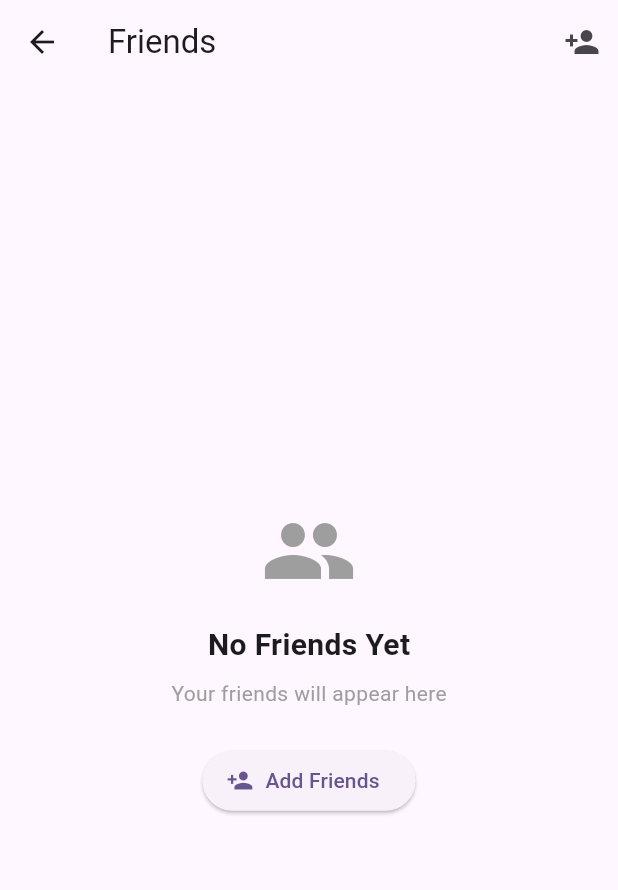
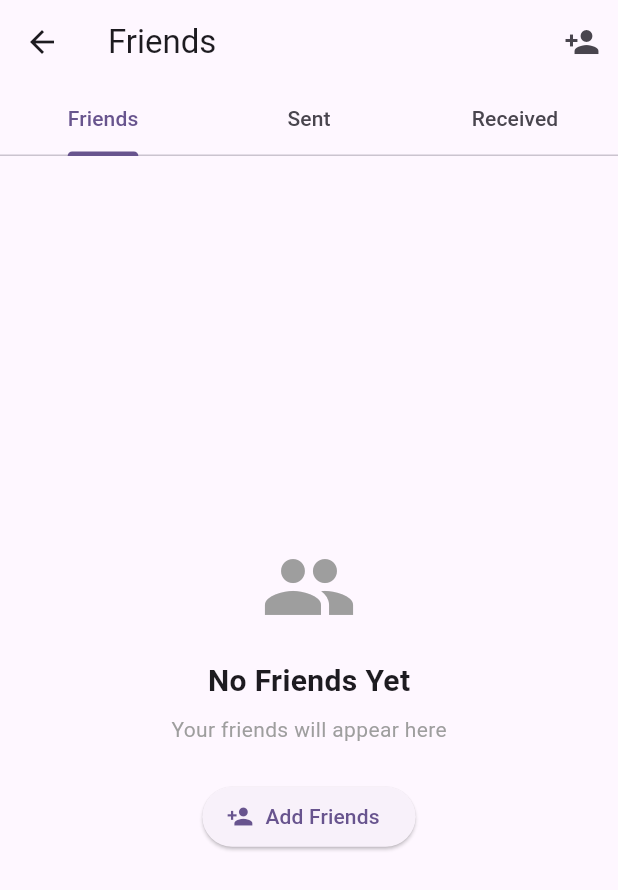
Before and after one commit to hercobezuidenhout/doinfine, a Flutter app: the FriendsScreen screen opened directly, on a phone screen of 412 x 824 dp. Shown: the top 890 px of the screen. Run offline on Flutter 3.47's test engine with Material 3 defaults, Android fonts, the phone set to English and light mode, and no system bars; our stand-ins replace cloud_firestore, firebase_auth, firebase_core, flutter_dotenv; accounts and stored records are empty.

Commit message:
feat: add tabs to friends screen for friends, sent and received requests

```diff
--- a/lib/features/friends/presentation/screens/friends_screen.dart
+++ b/lib/features/friends/presentation/screens/friends_screen.dart
@@ -6,9 +6,18 @@ class FriendsScreen extends StatelessWidget {
 
   @override
   Widget build(BuildContext context) {
-    return Scaffold(
+    return DefaultTabController(
+      length: 3,
+      child: Scaffold(
         appBar: AppBar(
           title: const Text('Friends'),
+          bottom: const TabBar(
+            tabs: [
+              Tab(text: 'Friends'),
+              Tab(text: 'Sent'),
+              Tab(text: 'Received'),
+            ],
+          ),
           actions: [
             IconButton(
               icon: const Icon(Icons.person_add),
@@ -23,33 +32,14 @@ class FriendsScreen extends StatelessWidget {
             ),
           ],
         ),
-      body: Center(
-        child: Column(
-          mainAxisAlignment: MainAxisAlignment.center,
+        body: TabBarView(
           children: [
-            const Icon(
-              Icons.people,
-              size: 64,
-              color: Colors.grey,
-            ),
-            const SizedBox(height: 16),
-            const Text(
-              'No Friends Yet',
-              style: TextStyle(
-                fontSize: 20,
-                fontWeight: FontWeight.bold,
-              ),
-            ),
-            const SizedBox(height: 8),
-            const Text(
-              'Your friends will appear here',
-              style: TextStyle(
-                color: Colors.grey,
-              ),
-            ),
-            const SizedBox(height: 24),
-            ElevatedButton.icon(
-              onPressed: () {
+            _buildEmptyState(
+              icon: Icons.people,
+              title: 'No Friends Yet',
+              subtitle: 'Your friends will appear here',
+              buttonText: 'Add Friends',
+              onButtonPressed: () {
                 Navigator.push(
                   context,
                   MaterialPageRoute(
@@ -57,12 +47,80 @@ class FriendsScreen extends StatelessWidget {
                   ),
                 );
               },
-              icon: const Icon(Icons.person_add),
-              label: const Text('Add Friends'),
+            ),
+            _buildEmptyState(
+              icon: Icons.send,
+              title: 'No Sent Requests',
+              subtitle: 'Your sent friend requests will appear here',
+              buttonText: 'Find Friends',
+              onButtonPressed: () {
+                Navigator.push(
+                  context,
+                  MaterialPageRoute(
+                    builder: (context) => const SearchUsersScreen(),
+                  ),
+                );
+              },
+            ),
+            _buildEmptyState(
+              icon: Icons.inbox,
+              title: 'No Received Requests',
+              subtitle: 'Friend requests from others will appear here',
+              buttonText: 'Find Friends',
+              onButtonPressed: () {
+                Navigator.push(
+                  context,
+                  MaterialPageRoute(
+                    builder: (context) => const SearchUsersScreen(),
+                  ),
+                );
+              },
             ),
           ],
         ),
       ),
     );
   }
+
+  Widget _buildEmptyState({
+    required IconData icon,
+    required String title,
+    required String subtitle,
+    required String buttonText,
+    required VoidCallback onButtonPressed,
+  }) {
+    return Center(
+      child: Column(
+        mainAxisAlignment: MainAxisAlignment.center,
+        children: [
+          Icon(
+            icon,
+            size: 64,
+            color: Colors.grey,
+          ),
+          const SizedBox(height: 16),
+          Text(
+            title,
+            style: const TextStyle(
+              fontSize: 20,
+              fontWeight: FontWeight.bold,
+            ),
+          ),
+          const SizedBox(height: 8),
+          Text(
+            subtitle,
+            style: const TextStyle(
+              color: Colors.grey,
+            ),
+          ),
+          const SizedBox(height: 24),
+          ElevatedButton.icon(
+            onPressed: onButtonPressed,
+            icon: const Icon(Icons.person_add),
+            label: Text(buttonText),
+          ),
+        ],
+      ),
+    );
   }
+}
```
Lines whose indentation alone changed are shown as unchanged.
